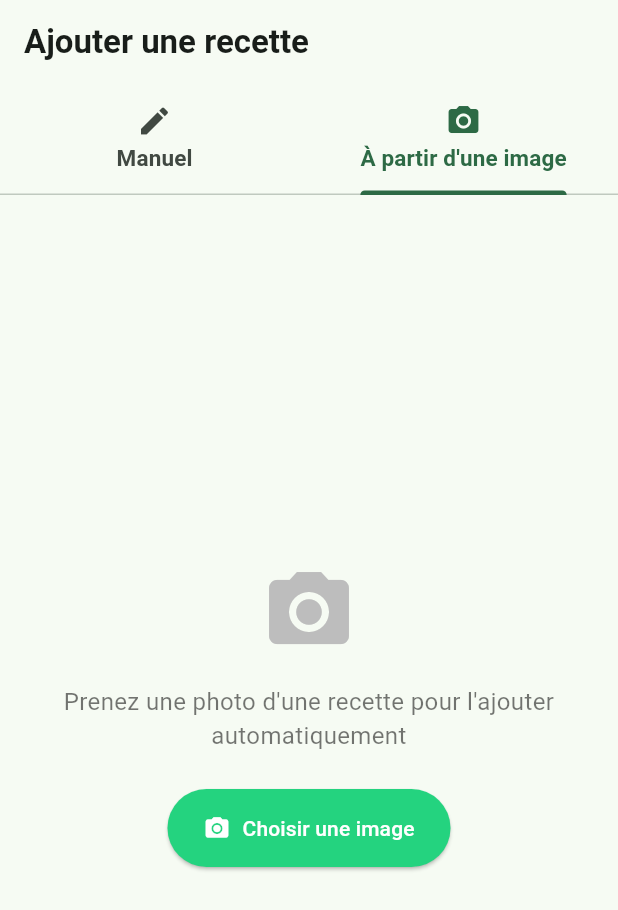
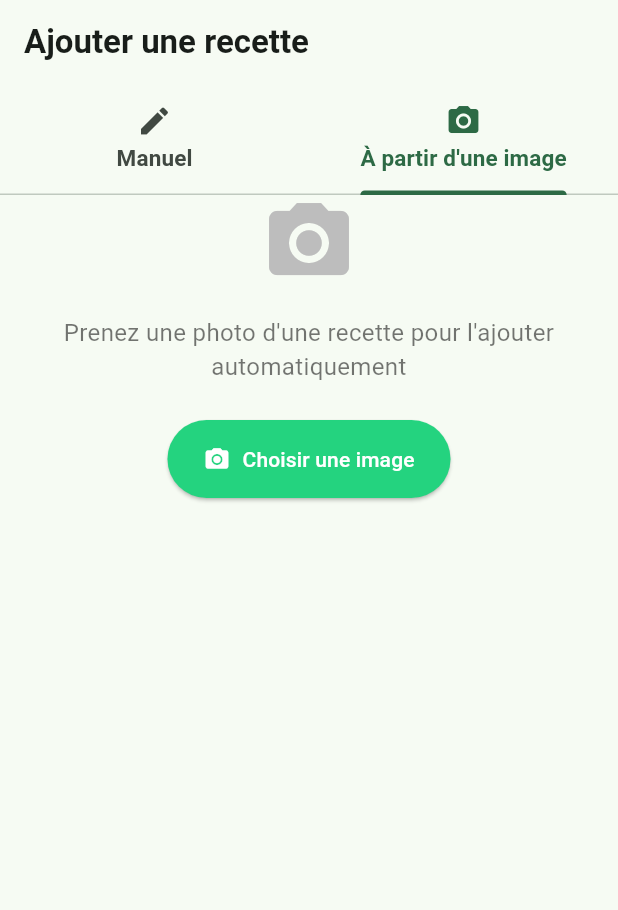
Before and after one commit to michael-lucas-dev/CookTogether, a Flutter app: the AddRecipeScreen screen opened by its route, tab 2 chosen, on a phone screen of 412 x 824 dp. Shown: the top 910 px of the screen. Run offline on Flutter 3.47's test engine with Material 3 defaults, Android fonts, the phone set to English and light mode, and no system bars; our stand-ins replace cloud_firestore, device_info_plus, firebase_auth, firebase_core, firebase_crashlytics, flutter_riverpod and 4 more; missing offline and left inert: firebase_performance, google_mlkit_text_recognition; accounts and stored records are empty.

Commit message:
update app

```diff
--- a/app/lib/ui/screens/recipes/add_recipe_screen.dart
+++ b/app/lib/ui/screens/recipes/add_recipe_screen.dart
@@ -220,7 +220,8 @@ class _AddRecipeScreenState extends ConsumerState<AddRecipeScreen>
     final ImagePicker picker = ImagePicker();
     final source = await showModalBottomSheet<ImageSource>(
       context: context,
-      builder: (ctx) => SafeArea(
+      builder:
+          (ctx) => SafeArea(
             child: Column(
               mainAxisSize: MainAxisSize.min,
               children: [
@@ -265,9 +266,9 @@ class _AddRecipeScreenState extends ConsumerState<AddRecipeScreen>
       setState(() {
         _recognizedText = 'Erreur lors de la reconnaissance du texte';
       });
-      ScaffoldMessenger.of(context).showSnackBar(
-        const SnackBar(content: Text('Erreur lors de la reconnaissance du texte')),
-      );
+      ScaffoldMessenger.of(
+        context,
+      ).showSnackBar(const SnackBar(content: Text('Erreur lors de la reconnaissance du texte')));
     } finally {
       setState(() {
         _isRecognizing = false;
@@ -277,7 +278,7 @@ class _AddRecipeScreenState extends ConsumerState<AddRecipeScreen>
   }
 
   Widget _imageRecipeCapture() {
-    return Center(
+    return SingleChildScrollView(
       child: Column(
         mainAxisAlignment: MainAxisAlignment.center,
         children: [
@@ -309,8 +310,13 @@ class _AddRecipeScreenState extends ConsumerState<AddRecipeScreen>
             const SizedBox(height: 16),
             ElevatedButton.icon(
               icon: const Icon(Icons.text_snippet),
-              label: _isRecognizing
-                  ? const SizedBox(width: 16, height: 16, child: CircularProgressIndicator(strokeWidth: 2))
+              label:
+                  _isRecognizing
+                      ? const SizedBox(
+                        width: 16,
+                        height: 16,
+                        child: CircularProgressIndicator(strokeWidth: 2),
+                      )
                       : const Text('Reconnaître le texte'),
               onPressed: _isRecognizing ? null : () => _recognizeText(context),
             ),
--- a/app/pubspec.yaml
+++ b/app/pubspec.yaml
@@ -1,7 +1,7 @@
 name: app
 description: "Une application de recettes de cuisine collaborative"
 publish_to: 'none'
-version: 0.1.0
+version: 0.1.1
 resolution: workspace
 
 environment:
@@ -24,7 +24,7 @@ dependencies:
   intl: ^0.20.2
   mocktail: ^1.0.4
 
-  design_system: 0.1.0
+  design_system: 0.1.1
   image_picker: ^1.1.2
   camera: ^0.11.1
   google_mlkit_text_recognition: ^0.15.0
--- a/design_system/pubspec.yaml
+++ b/design_system/pubspec.yaml
@@ -1,7 +1,7 @@
 name: design_system
 description: "A new Flutter project."
 publish_to: 'none'
-version: 0.1.0
+version: 0.1.1
 resolution: workspace
 
 environment:
@@ -12,7 +12,7 @@ dependencies:
     sdk: flutter
   widgetbook: ^3.14.3
   widgetbook_annotation: ^3.5.0
-  app: 0.1.0
+  app: 0.1.1
 
 dev_dependencies:
   flutter_test:
--- a/pubspec.yaml
+++ b/pubspec.yaml
@@ -1,7 +1,7 @@
 name: cooktogether
 description: "Une application de recettes de cuisine collaborative"
 publish_to: 'none'
-version: 0.1.0
+version: 0.1.1
 
 environment:
   sdk: ">=3.7.2"
```
Also changed, not shown: pubspec.lock, 3 other files. Lines whose indentation alone changed are shown as unchanged.
